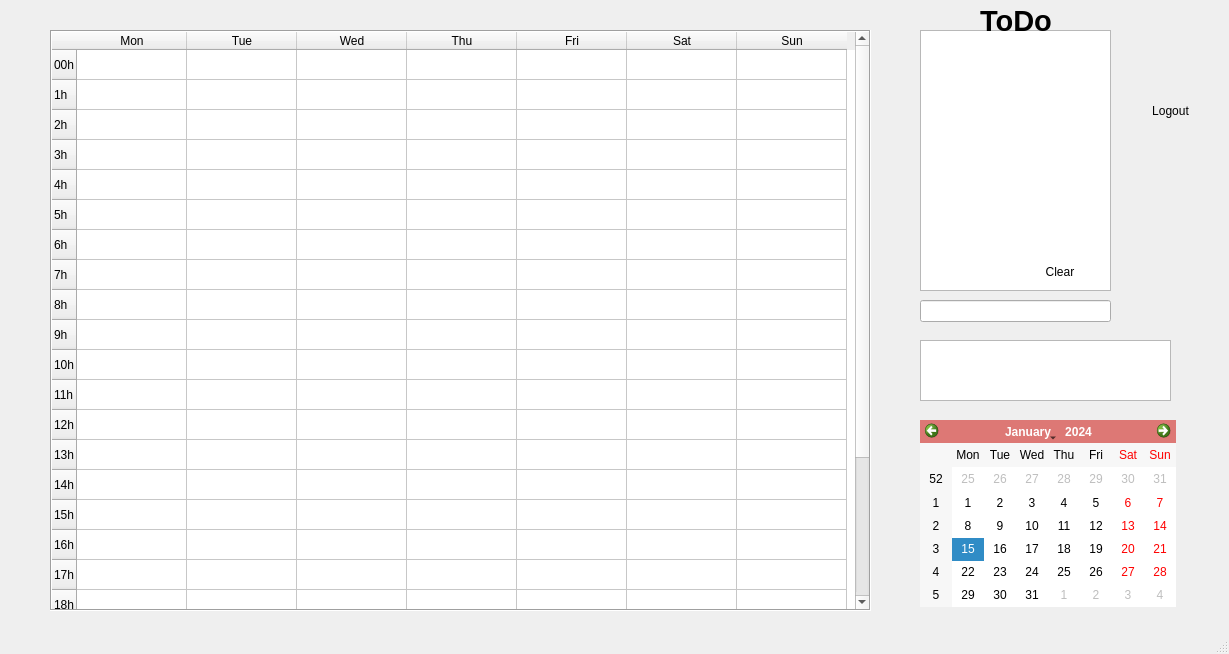
Qt form kOrganizify/src/appwindow.ui (jelisavetagavrilovic/kOrganizify) before a commit.
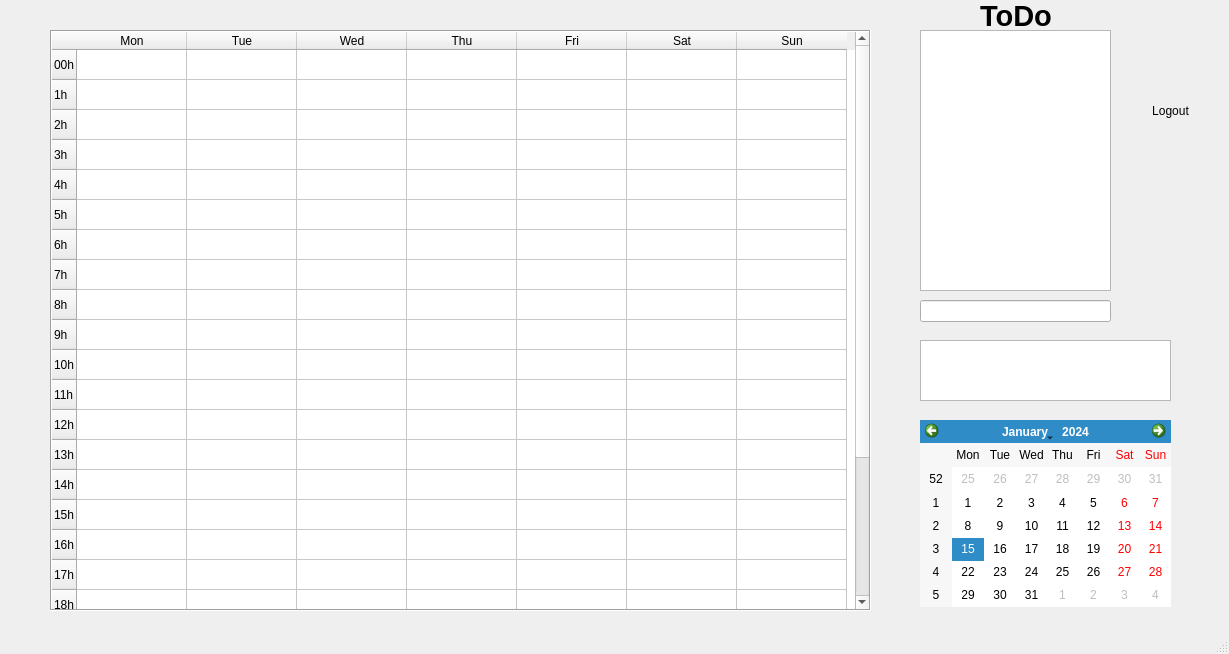
The same form after that commit. Icons and pictures are not drawn.

Commit message: big appwindow update

What changed in the file:
```diff
--- a/kOrganizify/src/appwindow.ui
+++ b/kOrganizify/src/appwindow.ui
@@ -45,7 +45,7 @@
     <property name="geometry">
      <rect>
       <x>980</x>
-      <y>0</y>
+      <y>-5</y>
       <width>81</width>
       <height>41</height>
      </rect>
@@ -255,14 +255,24 @@
    <widget class="QPushButton" name="btnClear">
     <property name="geometry">
      <rect>
-      <x>1020</x>
-      <y>260</y>
-      <width>80</width>
-      <height>23</height>
+      <x>1075</x>
+      <y>255</y>
+      <width>31</width>
+      <height>31</height>
      </rect>
     </property>
     <property name="text">
-     <string>Clear</string>
+     <string/>
+    </property>
+    <property name="icon">
+     <iconset resource="../resources.qrc">
+      <normaloff>:/images/images/trash-2.svg</normaloff>:/images/images/trash-2.svg</iconset>
+    </property>
+    <property name="iconSize">
+     <size>
+      <width>22</width>
+      <height>22</height>
+     </size>
     </property>
    </widget>
    <widget class="QPushButton" name="btnLogout">
@@ -287,16 +297,10 @@
      <rect>
       <x>920</x>
       <y>420</y>
-      <width>256</width>
+      <width>251</width>
       <height>187</height>
      </rect>
     </property>
-    <property name="styleSheet">
-     <string notr="true">QCalendarWidget QWidget#qt_calendar_navigationbar {
-    color: black;
-    background-color: #DD7875; 
-}</string>
-    </property>
    </widget>
    <widget class="QPushButton" name="btnSettings">
     <property name="geometry">
```
The commit also changes 6 other files.
